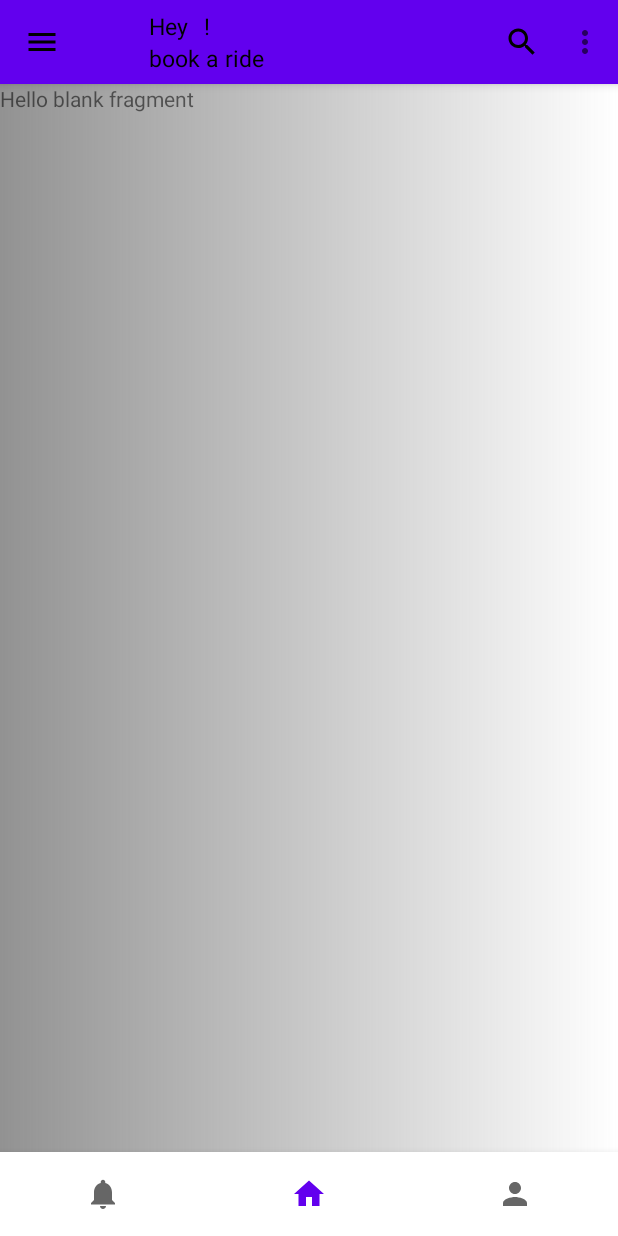
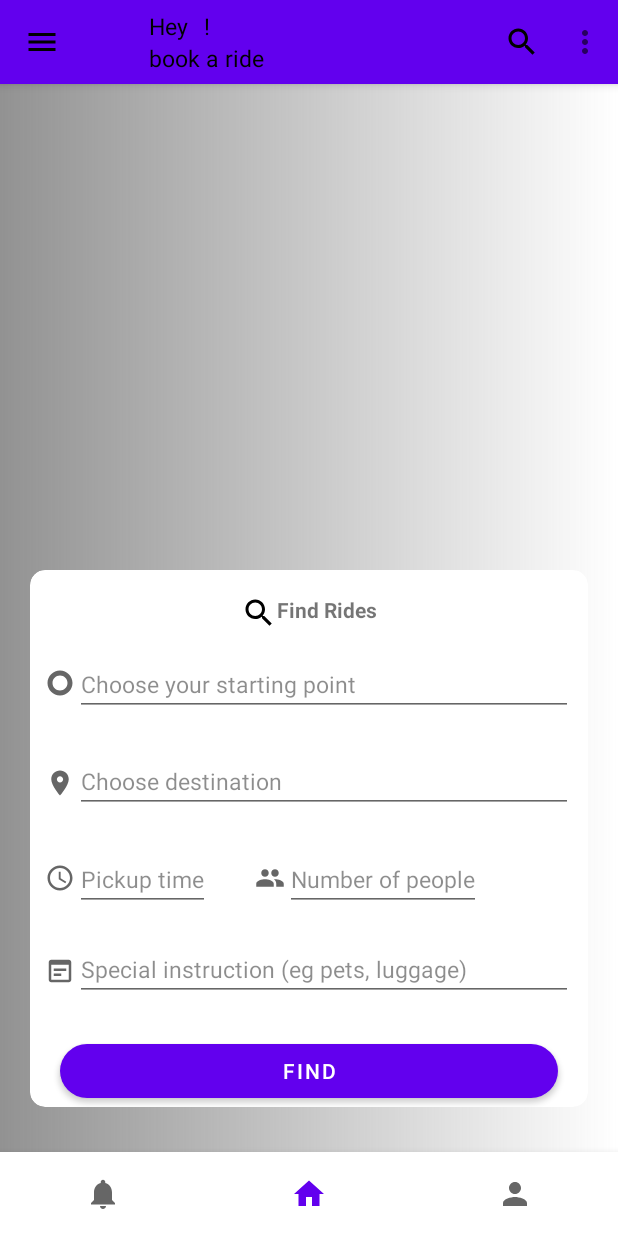
Before and after one commit to Noah-Mn/Ulendo-App, an Android app: the fragment fragment_notifications placed in its activity, item 2 of the bottom bar chosen, on a phone screen of 412 x 824 dp. Run offline under Robolectric (Android 15) with nearby library versions, the phone set to English and light mode, and no system bars; our stand-ins replace Firebase (no records; nobody signed in at launch, a user with empty details on screens opened directly); Roboto replaces fonts that are not available here.

Commit message:
have to konza a few things

```diff
--- a/app/src/main/java/com/example/ulendoapp/HomeUser.java
+++ b/app/src/main/java/com/example/ulendoapp/HomeUser.java
@@ -23,6 +23,7 @@ import com.google.android.gms.tasks.OnCompleteListener;
 import com.google.android.gms.tasks.OnFailureListener;
 import com.google.android.gms.tasks.Task;
 import com.google.android.material.appbar.MaterialToolbar;
+import com.google.android.material.bottomnavigation.BottomNavigationView;
 import com.google.android.material.navigation.NavigationView;
 import com.google.android.material.textview.MaterialTextView;
 import com.google.firebase.auth.FirebaseAuth;
@@ -51,6 +52,7 @@ public class HomeUser extends AppCompatActivity implements NavigationView.OnNavi
     List<UserModel> userModelList = new ArrayList<>();
     CustomAdapter adapter;
     DrawerLayout drawerLayout;
+    BottomNavigationView bottom_navigation;
 
     @Override
     protected void onCreate(Bundle savedInstanceState) {
@@ -64,7 +66,7 @@ public class HomeUser extends AppCompatActivity implements NavigationView.OnNavi
         progressDialog = new ProgressDialog(this);
         navigationView = findViewById(R.id.navigation_view);
         navigationView.setNavigationItemSelectedListener(this);
-
+        bottom_navigation = findViewById(R.id.bottom_navigation);
         //showData();
 
         name = findViewById(R.id.firstName);
@@ -79,8 +81,9 @@ public class HomeUser extends AppCompatActivity implements NavigationView.OnNavi
 
         getUserFirstName();
         setMenu();
+        navInit();
 
-        navInit();
+        bottom_navigation.setOnNavigationItemSelectedListener(navigationItemSelectedListener);
 
     }
 
@@ -97,7 +100,7 @@ public class HomeUser extends AppCompatActivity implements NavigationView.OnNavi
                 drawerLayout.closeDrawer(GravityCompat.START);
 
                 switch (item.getItemId()) {
-                    case R.id.my_rides:
+                    case R.id.myMyRidesItem:
 
                         replaceFragments(new My_Rides());
                         break;
@@ -109,7 +112,7 @@ public class HomeUser extends AppCompatActivity implements NavigationView.OnNavi
 
                     case R.id.notificationsItem:
 
-                        replaceFragments(new Notifications());
+                        replaceFragments(new fragment_notifications());
                         break;
 
                     case R.id.myPaymentsItem:
@@ -269,7 +272,26 @@ public class HomeUser extends AppCompatActivity implements NavigationView.OnNavi
         }
     // <<<<<<<<<<<<<<<<<<<<<<<<<<<End>>>>>>>>>>>>>>>>>>>>>>>>>>>>>>>>>>
 
+    private BottomNavigationView.OnNavigationItemSelectedListener navigationItemSelectedListener =
+            new BottomNavigationView.OnNavigationItemSelectedListener() {
+                @Override
+                public boolean onNavigationItemSelected(@NonNull MenuItem item) {
+                   switch (item.getItemId()){
+                       case R.id.home:
+                           replaceFragments(new fragment_home());
+                           break;
 
+                       case R.id.notifications:
+                           replaceFragments(new fragment_notifications());
+                           break;
+
+                       case R.id.profile:
+                           replaceFragments(new fragment_profile());
+                           break;
+                   }
+                    return true;
+                }
+            };
     private void replaceFragments(Fragment fragment){
         FragmentManager fragmentManager = getSupportFragmentManager();
         FragmentTransaction fragmentTransaction = fragmentManager.beginTransaction();
--- a/app/src/main/java/com/example/ulendoapp/My_Rides.java
+++ b/app/src/main/java/com/example/ulendoapp/My_Rides.java
@@ -20,6 +20,6 @@ public class My_Rides extends Fragment {
     public View onCreateView(LayoutInflater inflater, ViewGroup container,
                              Bundle savedInstanceState) {
         // Inflate the layout for this fragment
-        return inflater.inflate(R.layout.rides_layout, container, false);
+        return inflater.inflate(R.layout.fragment_my__rides, container, false);
     }
 }
--- a/app/src/main/java/com/example/ulendoapp/Notifications.java
+++ b/app/src/main/java/com/example/ulendoapp/fragment_notifications.java
@@ -10,10 +10,10 @@ import android.view.ViewGroup;
 
 /**
  * A simple {@link Fragment} subclass.
- * Use the {@link Notifications#newInstance} factory method to
+ * Use the {@link fragment_notifications#newInstance} factory method to
  * create an instance of this fragment.
  */
-public class Notifications extends Fragment {
+public class fragment_notifications extends Fragment {
 
     // TODO: Rename parameter arguments, choose names that match
     // the fragment initialization parameters, e.g. ARG_ITEM_NUMBER
@@ -24,7 +24,7 @@ public class Notifications extends Fragment {
     private String mParam1;
     private String mParam2;
 
-    public Notifications() {
+    public fragment_notifications() {
         // Required empty public constructor
     }
 
@@ -37,8 +37,8 @@ public class Notifications extends Fragment {
      * @return A new instance of fragment Notifications.
      */
     // TODO: Rename and change types and number of parameters
-    public static Notifications newInstance(String param1, String param2) {
-        Notifications fragment = new Notifications();
+    public static fragment_notifications newInstance(String param1, String param2) {
+        fragment_notifications fragment = new fragment_notifications();
         Bundle args = new Bundle();
         args.putString(ARG_PARAM1, param1);
         args.putString(ARG_PARAM2, param2);
--- a/app/src/main/res/layout/fragment_home.xml
+++ b/app/src/main/res/layout/fragment_home.xml
@@ -5,7 +5,7 @@
     android:layout_height="match_parent"
     xmlns:app="http://schemas.android.com/apk/res-auto"
     tools:context=".fragment_home"
-    android:id="@+id/fragment_home">
+    android:id="@+id/fragment_home_driver">
 
   <androidx.cardview.widget.CardView
       android:id="@+id/home_rides"
--- a/app/src/main/res/layout/fragment_my__rides.xml
+++ b/app/src/main/res/layout/fragment_my__rides.xml
@@ -6,4 +6,9 @@
     android:id="@+id/my_rides"
     tools:context=".My_Rides">
 
+    <!-- TODO: Update blank fragment layout -->
+    <TextView
+        android:layout_width="match_parent"
+        android:layout_height="match_parent"
+        android:text="@string/hello_blank_fragment" />
 </FrameLayout>
--- a/app/src/main/res/layout/fragment_notifications.xml
+++ b/app/src/main/res/layout/fragment_notifications.xml
@@ -4,7 +4,7 @@
     android:layout_width="match_parent"
     android:layout_height="match_parent"
     android:id="@+id/notifications"
-    tools:context=".Notifications">
+    tools:context=".fragment_notifications">
 
     <!-- TODO: Update blank fragment layout -->
     <TextView
--- a/app/src/main/res/navigation/bottom_navigation.xml
+++ b/app/src/main/res/navigation/bottom_navigation.xml
@@ -17,7 +17,7 @@
         tools:layout="@layout/fragment_profile" />
     <fragment
         android:id="@+id/fragment_notifications"
-        android:name="com.example.ulendoapp.Notifications"
+        android:name="com.example.ulendoapp.fragment_notifications"
         android:label="fragment_notifications"
         tools:layout="@layout/fragment_notifications" />
 </navigation>
```
